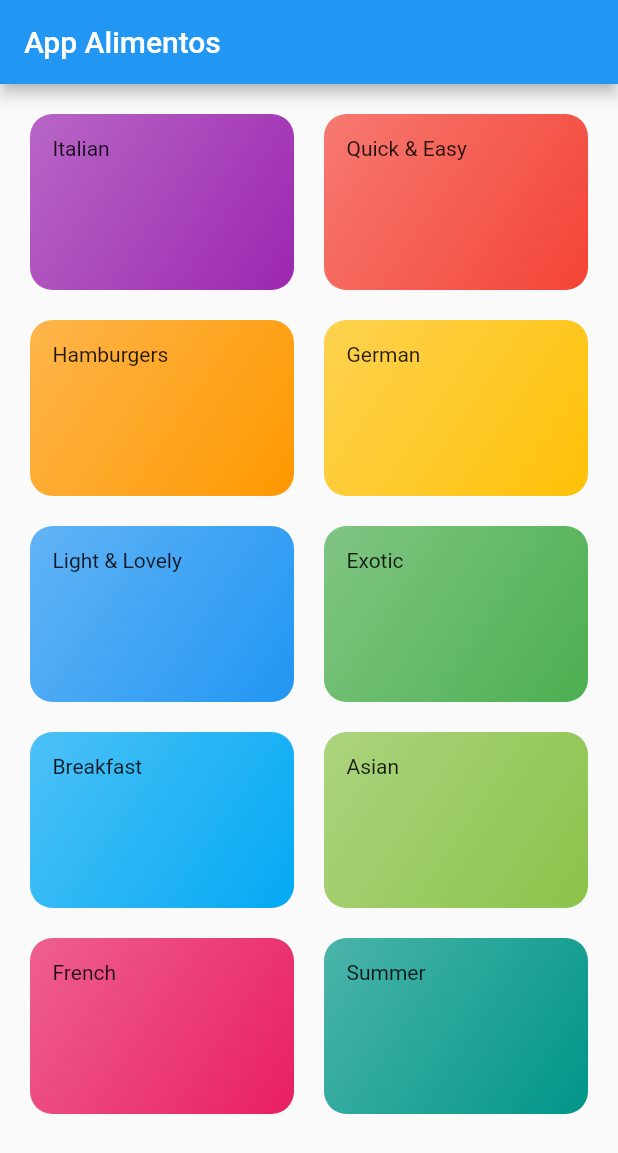
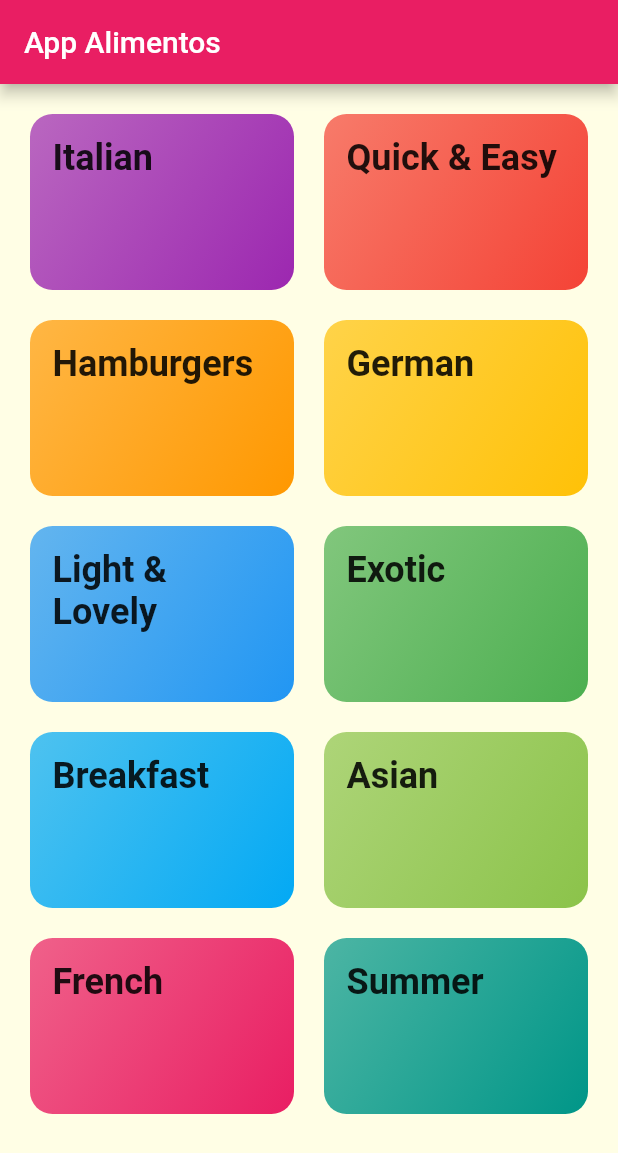
Before and after one commit to silveiraluisf/projeto_app_alimentos_fav, a Flutter app: the screen it shows after launch, on a phone screen of 412 x 824 dp. Shown: the top 1153 px of the screen. Run offline on Flutter 3.47's test engine with Material 2 defaults, Android fonts, the phone set to English and light mode, and no system bars; Roboto replaces fonts that are missing (RobotoCondensed-Bold).

```diff
--- a/lib/components/category_item.dart
+++ b/lib/components/category_item.dart
@@ -1,4 +1,5 @@
 import 'package:flutter/material.dart';
+import '../screens/category_meals_screen.dart';
 
 class CategoryItem extends StatelessWidget {
   const CategoryItem({Key? key, required this.title, required this.color})
@@ -7,20 +8,37 @@ class CategoryItem extends StatelessWidget {
   final String title;
   final Color color;
 
+  void selectCategory(BuildContext context) {
+    Navigator.of(context).push(MaterialPageRoute(builder: (_) {
+      return CategoryMealsScreen();
+    },),);
+  }
+
   @override
   Widget build(BuildContext context) {
-    return Container(
+    return InkWell(
+      onTap: () => selectCategory(context),
+      splashColor: Theme
+          .of(context)
+          .primaryColor,
+      borderRadius: BorderRadius.circular(15),
+      child: Container(
         padding: const EdgeInsets.all(15.0),
         decoration: BoxDecoration(
           gradient: LinearGradient(
             colors: [color.withOpacity(0.7),
-          color,],
+              color,
+            ],
             begin: Alignment.topLeft,
             end: Alignment.bottomRight,
           ),
           borderRadius: BorderRadius.circular(15),
         ),
-      child: Text(title),
+        child: Text(title, style: Theme
+            .of(context)
+            .textTheme
+            .subtitle1,),
+      ),
     );
   }
 }
--- a/lib/main.dart
+++ b/lib/main.dart
@@ -13,7 +13,21 @@ class MyApp extends StatelessWidget {
     return MaterialApp(
       title: 'Alimentos App',
       theme: ThemeData(
-        primarySwatch: Colors.blue,
+        canvasColor: const Color.fromRGBO(255, 254, 229, 1), colorScheme: ColorScheme.fromSwatch(primarySwatch: Colors.pink).copyWith(secondary: Colors.amber),
+        fontFamily: 'Raleway',
+        textTheme: ThemeData.light().textTheme.copyWith(
+          bodyText1: const TextStyle(
+            color: Color.fromRGBO(20, 51, 51, 1)
+          ),
+          bodyText2: const TextStyle(
+              color: Color.fromRGBO(20, 51, 51, 1)
+          ),
+          subtitle1: const TextStyle(
+            fontSize: 24,
+            fontFamily: 'RobotoCondensed-Bold',
+            fontWeight: FontWeight.bold
+          )
+        ),
       ),
       home: const MyHomePage(),
     );
```
Also changed, not shown: lib/screens/category_meals_screen.dart (added, +14 -0 lines), pubspec.yaml (+19 -12 lines), assets/fonts/Raleway-Black.ttf (added), assets/fonts/Raleway-Bold.ttf (added), assets/fonts/Raleway-Regular.ttf (added), assets/fonts/RobotoCondensed-Bold.ttf (added), assets/fonts/RobotoCondensed-Italic.ttf (added), assets/fonts/RobotoCondensed-Light.ttf (added), assets/fonts/RobotoCondensed-Regular.ttf (added). Lines whose indentation alone changed are shown as unchanged.
